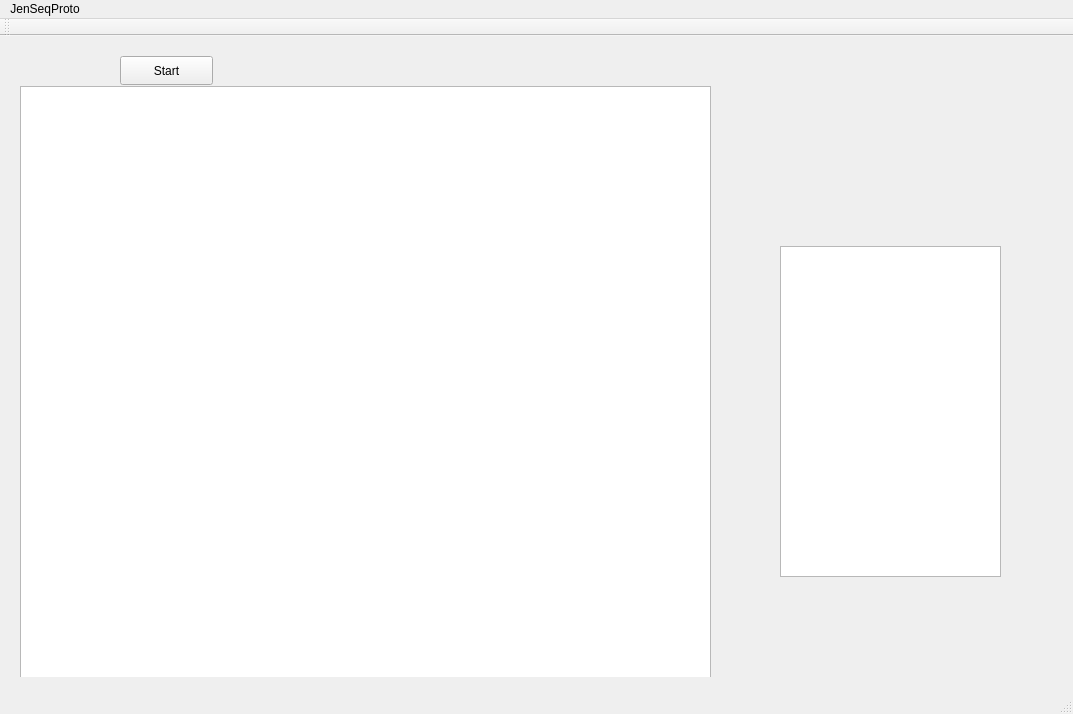
The window that mainwindow.ui (jennadunford2000/JenSeq) describes before a commit, drawn with Qt 5.
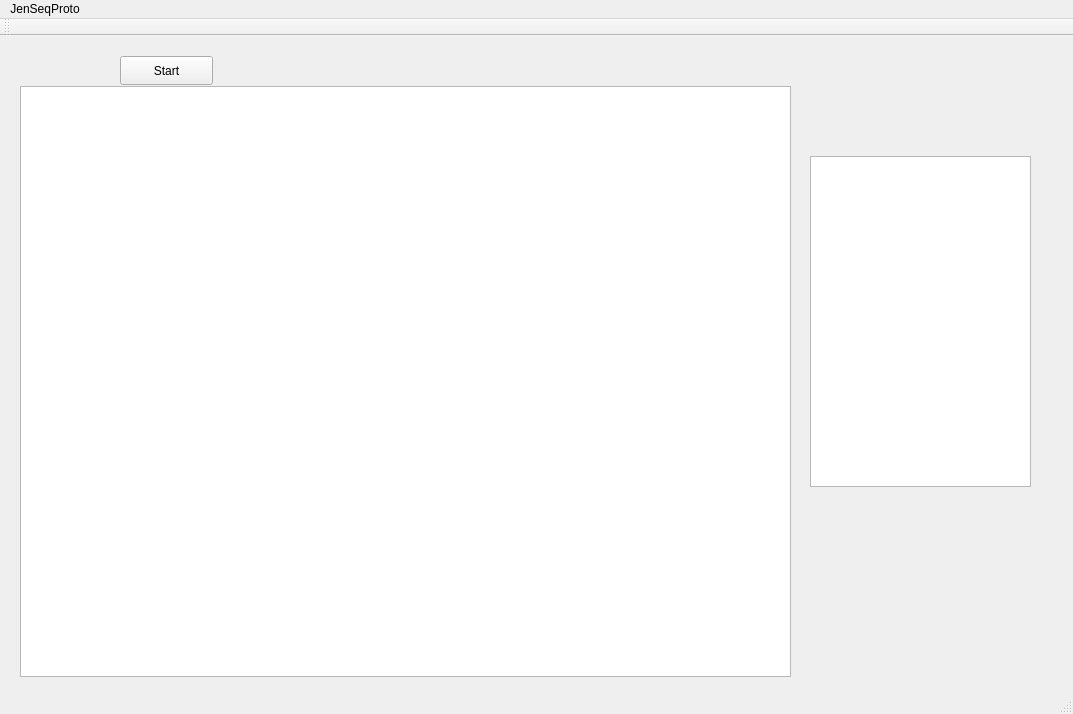
The same window after the commit.

```diff
--- a/mainwindow.ui
+++ b/mainwindow.ui
@@ -19,7 +19,7 @@
      <rect>
       <x>0</x>
       <y>0</y>
-      <width>1021</width>
+      <width>1041</width>
       <height>641</height>
      </rect>
     </property>
@@ -333,8 +333,8 @@
        <rect>
         <x>20</x>
         <y>50</y>
-        <width>691</width>
-        <height>601</height>
+        <width>771</width>
+        <height>591</height>
        </rect>
       </property>
       <attribute name="horizontalHeaderMinimumSectionSize">
@@ -366,8 +366,8 @@
      <widget class="QTextEdit" name="textEdit">
       <property name="geometry">
        <rect>
-        <x>780</x>
-        <y>210</y>
+        <x>810</x>
+        <y>120</y>
         <width>221</width>
         <height>331</height>
        </rect>
```
